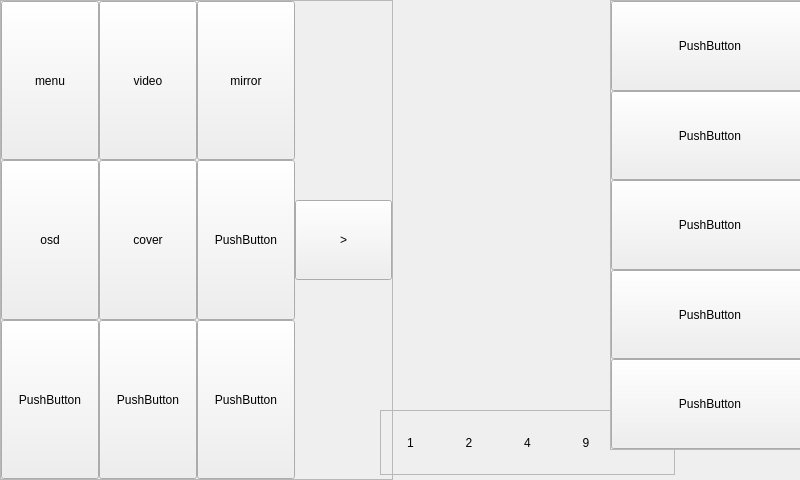
Qt form app/VideoMenu/videomenuwidget.ui (jinhang87/qtutil) before a commit.
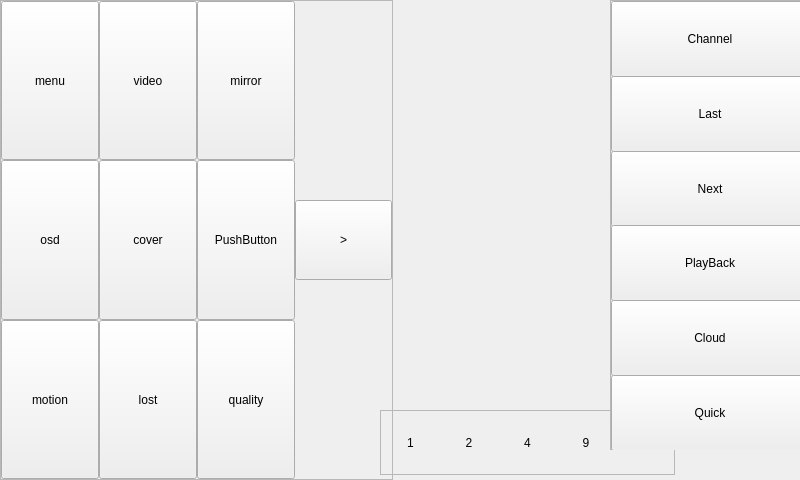
The same form after that commit.

Commit message: 增加样式

What changed in the file:
```diff
--- a/app/VideoMenu/videomenuwidget.ui
+++ b/app/VideoMenu/videomenuwidget.ui
@@ -102,7 +102,7 @@
          </size>
         </property>
         <property name="text">
-         <string>PushButton</string>
+         <string>quality</string>
         </property>
        </widget>
       </item>
@@ -153,7 +153,7 @@
          </size>
         </property>
         <property name="text">
-         <string>PushButton</string>
+         <string>lost</string>
         </property>
        </widget>
       </item>
@@ -191,7 +191,7 @@
          </size>
         </property>
         <property name="text">
-         <string>PushButton</string>
+         <string>motion</string>
         </property>
        </widget>
       </item>
@@ -365,8 +365,14 @@
           <verstretch>0</verstretch>
          </sizepolicy>
         </property>
+        <property name="minimumSize">
+         <size>
+          <width>0</width>
+          <height>76</height>
+         </size>
+        </property>
         <property name="text">
-         <string>PushButton</string>
+         <string>Channel</string>
         </property>
        </widget>
       </item>
@@ -378,8 +384,14 @@
           <verstretch>0</verstretch>
          </sizepolicy>
         </property>
+        <property name="minimumSize">
+         <size>
+          <width>0</width>
+          <height>76</height>
+         </size>
+        </property>
         <property name="text">
-         <string>PushButton</string>
+         <string>Last</string>
         </property>
        </widget>
       </item>
@@ -391,8 +403,14 @@
           <verstretch>0</verstretch>
          </sizepolicy>
         </property>
+        <property name="minimumSize">
+         <size>
+          <width>0</width>
+          <height>76</height>
+         </size>
+        </property>
         <property name="text">
-         <string>PushButton</string>
+         <string>Next</string>
         </property>
        </widget>
       </item>
@@ -404,8 +422,14 @@
           <verstretch>0</verstretch>
          </sizepolicy>
         </property>
+        <property name="minimumSize">
+         <size>
+          <width>0</width>
+          <height>76</height>
+         </size>
+        </property>
         <property name="text">
-         <string>PushButton</string>
+         <string>PlayBack</string>
         </property>
        </widget>
       </item>
@@ -417,8 +441,27 @@
           <verstretch>0</verstretch>
          </sizepolicy>
         </property>
+        <property name="minimumSize">
+         <size>
+          <width>0</width>
+          <height>76</height>
+         </size>
+        </property>
         <property name="text">
-         <string>PushButton</string>
+         <string>Cloud</string>
+        </property>
+       </widget>
+      </item>
+      <item>
+       <widget class="QPushButton" name="pushButton_6">
+        <property name="minimumSize">
+         <size>
+          <width>0</width>
+          <height>76</height>
+         </size>
+        </property>
+        <property name="text">
+         <string>Quick</string>
         </property>
        </widget>
       </item>
```
The commit also changes 1 other file.
